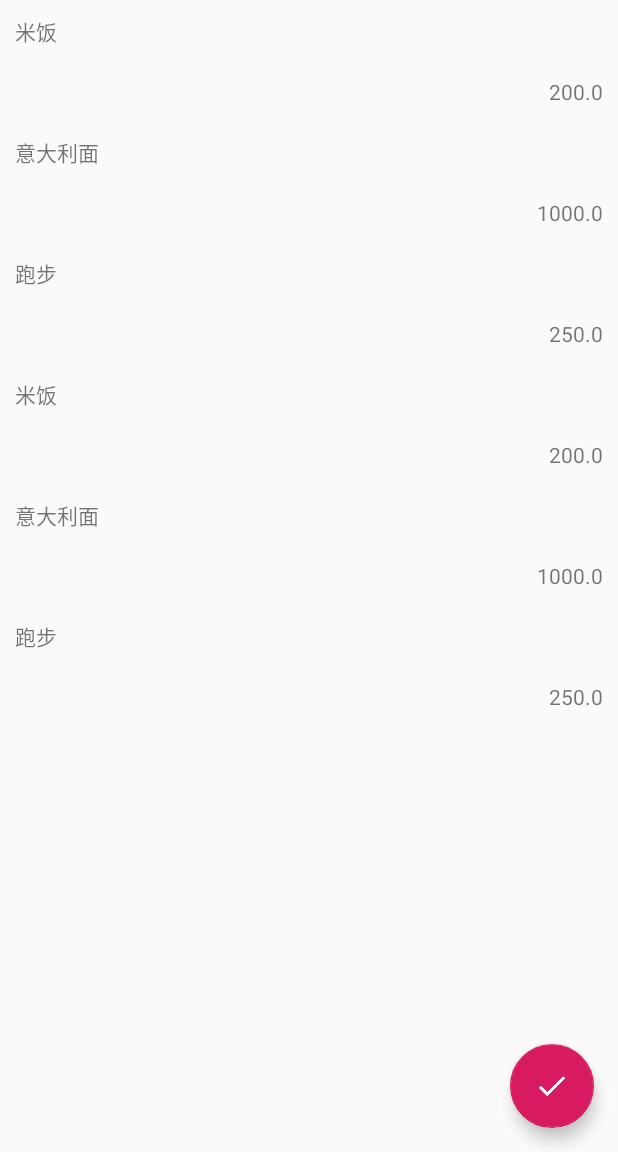
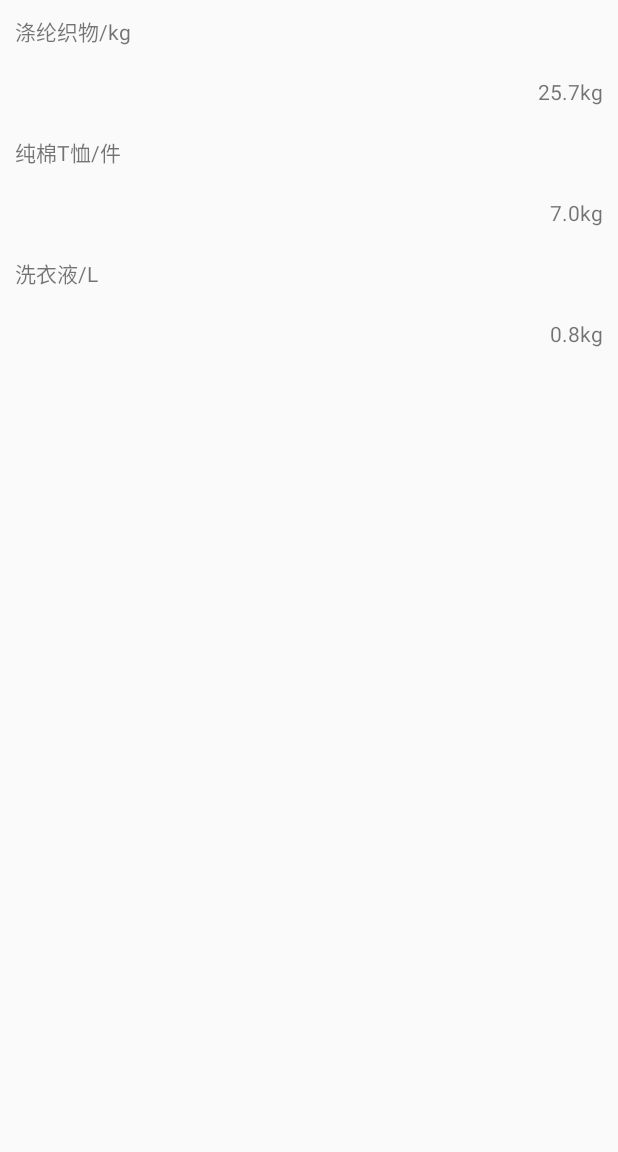
Before and after one commit to z1514/footMemory, an Android app: the screen it shows after launch (MainActivity), after a tap on an icon or button, on a phone screen of 412 x 824 dp, the part 84-1236 px from its top. Run offline under Robolectric (Android 15) with nearby library versions, the phone set to English and light mode, and no system bars; libraries missing offline, so code that uses them is left out: org.litepal.tablemanager.

Commit message:
实现添加菜单的视图以及添加按钮的功能

```diff
--- a/app/src/main/java/com/example/footmemory/AddListFragment.java
+++ b/app/src/main/java/com/example/footmemory/AddListFragment.java
@@ -8,12 +8,43 @@ import android.view.ViewGroup;
 import androidx.annotation.NonNull;
 import androidx.annotation.Nullable;
 import androidx.fragment.app.Fragment;
+import androidx.recyclerview.widget.LinearLayoutManager;
+import androidx.recyclerview.widget.RecyclerView;
+
+import com.example.footmemory.util.InnerItem;
+import com.example.footmemory.util.InnerItemAdapter;
+import com.google.android.material.floatingactionbutton.FloatingActionButton;
+
+import java.util.ArrayList;
+import java.util.List;
 
 public class AddListFragment extends Fragment {
+    private List<InnerItem> innerItemList = new ArrayList<>();
     @Nullable
     @Override
+
+
     public View onCreateView(@NonNull LayoutInflater inflater, @Nullable ViewGroup container, @Nullable Bundle savedInstanceState) {
         View view = inflater.inflate(R.layout.add_list_fragment,container,false);
+        initList();
+        RecyclerView recyclerView = (RecyclerView)view.findViewById(R.id.addlist_recycler_view);
+        //FloatingActionButton floatingActionButton = (FloatingActionButton)view.findViewById(R.id.fab);
+        LinearLayoutManager layoutManager = new LinearLayoutManager(getContext());
+        recyclerView.setLayoutManager(layoutManager);
+        final InnerItemAdapter adapter = new InnerItemAdapter(innerItemList);
+        recyclerView.setAdapter(adapter);
+
         return view;
     }
+
+    private void initList()
+    {
+        InnerItem innerItem1 = new InnerItem("涤纶织物/kg",25.7);
+        InnerItem innerItem2 = new InnerItem("纯棉T恤/件",7);
+        InnerItem innerItem3 = new InnerItem("洗衣液/L",0.8);
+        innerItemList.add(innerItem1);
+        innerItemList.add(innerItem2);
+        innerItemList.add(innerItem3);
+
+    }
 }
--- a/app/src/main/java/com/example/footmemory/MainActivity.java
+++ b/app/src/main/java/com/example/footmemory/MainActivity.java
@@ -14,10 +14,12 @@ import android.graphics.ColorSpace;
 import android.os.Bundle;
 import android.view.Menu;
 import android.view.MenuItem;
+import android.view.View;
 import android.widget.FrameLayout;
 import android.widget.Toast;
 
 import com.example.footmemory.util.TraceItem;
+import com.google.android.material.floatingactionbutton.FloatingActionButton;
 import com.google.android.material.navigation.NavigationView;
 
 import org.litepal.tablemanager.Connector;
@@ -39,6 +41,7 @@ public class MainActivity extends AppCompatActivity {
         mDrawerLayout = (DrawerLayout)findViewById(R.id.drawer_layout);
         NavigationView navView = (NavigationView)findViewById(R.id.nav_view);
         ActionBar actionBar = getSupportActionBar();
+        final FloatingActionButton floatingActionButton = (FloatingActionButton)findViewById(R.id.fab);
         replaceFragment(new MainContentFragment());
         //Connector.getDatabase();
         if(actionBar!=null)
@@ -57,6 +60,7 @@ public class MainActivity extends AppCompatActivity {
                         mDrawerLayout.closeDrawers();
                         break;
                     case R.id.nav_cal:
+                        //floatingActionButton.setVisibility(View.GONE);
                         replaceFragment(new AddListFragment());
                         mDrawerLayout.closeDrawers();
                         break;
@@ -99,7 +103,7 @@ public class MainActivity extends AppCompatActivity {
         return true;
     }
 
-    private void replaceFragment(Fragment fragment)
+    public void replaceFragment(Fragment fragment)
     {
         FragmentManager fragmentManager = getSupportFragmentManager();
         FragmentTransaction transaction = fragmentManager.beginTransaction();
--- a/app/src/main/java/com/example/footmemory/MainContentFragment.java
+++ b/app/src/main/java/com/example/footmemory/MainContentFragment.java
@@ -38,8 +38,12 @@ public class MainContentFragment extends Fragment {
         floatingActionButton.setOnClickListener(new View.OnClickListener() {
             @Override
             public void onClick(View view) {
-                initList();
-                adapter.notifyItemInserted(traceItemList.size()-1);
+                //initList();
+                //adapter.notifyItemInserted(traceItemList.size()-1);
+                //Thread.currentThread().sleep(1000);
+                MainActivity mainActivity=(MainActivity)getActivity();
+                mainActivity.replaceFragment(new AddListFragment());
+
             }
         });
         return view;
--- /dev/null
+++ b/app/src/main/java/com/example/footmemory/util/InnerItem.java
@@ -0,0 +1,29 @@
+package com.example.footmemory.util;
+
+public class InnerItem {
+
+    private String name;
+    private double base;
+    private String unit = "kg";
+
+    public InnerItem(String name,double base)
+    {
+        this.name = name;
+        this.base = base;
+    }
+    public String getName() {
+        return name;
+    }
+
+    public void setName(String name) {
+        this.name = name;
+    }
+
+    public double getBase() {
+        return base;
+    }
+
+    public void setBase(double base) {
+        this.base = base;
+    }
+}
--- /dev/null
+++ b/app/src/main/java/com/example/footmemory/util/InnerItemAdapter.java
@@ -0,0 +1,55 @@
+package com.example.footmemory.util;
+
+import android.view.LayoutInflater;
+import android.view.View;
+import android.view.ViewGroup;
+import android.widget.TextView;
+
+import androidx.annotation.NonNull;
+import androidx.recyclerview.widget.RecyclerView;
+
+import com.example.footmemory.R;
+
+import java.util.List;
+
+public class InnerItemAdapter extends RecyclerView.Adapter<InnerItemAdapter.ViewHolder>{
+    private List<InnerItem> mInnerList;
+    static class ViewHolder extends RecyclerView.ViewHolder{
+        TextView innerName;
+        TextView innerBase;
+
+        public ViewHolder(View view)
+        {
+            super(view);
+            innerName = (TextView)view.findViewById(R.id.inner_name);
+            innerBase = (TextView)view.findViewById(R.id.inner_base);
+        }
+
+
+    }
+    public InnerItemAdapter(List<InnerItem> innerList)
+    {
+        mInnerList = innerList;
+    }
+
+    @NonNull
+    @Override
+    public InnerItemAdapter.ViewHolder onCreateViewHolder(@NonNull ViewGroup parent, int viewType) {
+        View view = LayoutInflater.from(parent.getContext()).inflate(R.layout.inner_item,parent,false);
+        InnerItemAdapter.ViewHolder holder = new InnerItemAdapter.ViewHolder(view);
+        return holder;
+    }
+
+    @Override
+    public void onBindViewHolder(@NonNull InnerItemAdapter.ViewHolder holder, int position) {
+        InnerItem innerItem = mInnerList.get(position);
+        holder.innerName.setText(innerItem.getName());
+        holder.innerBase.setText(innerItem.getBase()+"kg");
+
+    }
+
+    @Override
+    public int getItemCount() {
+        return mInnerList.size();
+    }
+}
--- a/app/src/main/res/layout/add_list_fragment.xml
+++ b/app/src/main/res/layout/add_list_fragment.xml
@@ -1,12 +1,12 @@
 <?xml version="1.0" encoding="utf-8"?>
-<LinearLayout xmlns:android="http://schemas.android.com/apk/res/android"
+<androidx.coordinatorlayout.widget.CoordinatorLayout xmlns:android="http://schemas.android.com/apk/res/android"
     android:orientation="vertical" android:layout_width="match_parent"
     android:layout_height="match_parent">
 
-    <TextView
-        android:layout_width="wrap_content"
-        android:layout_height="wrap_content"
-        android:layout_gravity="center"
-        android:text="添加列表部分"/>
+    <androidx.recyclerview.widget.RecyclerView
+        android:id="@+id/addlist_recycler_view"
+        android:layout_width="match_parent"
+        android:layout_height="match_parent" />
 
-</LinearLayout>
+
+</androidx.coordinatorlayout.widget.CoordinatorLayout>
--- /dev/null
+++ b/app/src/main/res/layout/inner_item.xml
@@ -0,0 +1,24 @@
+<?xml version="1.0" encoding="utf-8"?>
+<LinearLayout xmlns:android="http://schemas.android.com/apk/res/android"
+    android:orientation="vertical" android:layout_width="match_parent"
+    android:layout_height="wrap_content">
+
+    <TextView
+        android:id="@+id/inner_name"
+        android:layout_width="wrap_content"
+        android:layout_height="wrap_content"
+        android:layout_gravity="left"
+        android:layout_marginLeft="10dp"
+        android:layout_marginBottom="10dp"
+        android:layout_marginTop="10dp"/>
+
+    <TextView
+        android:id="@+id/inner_base"
+        android:layout_width="wrap_content"
+        android:layout_height="wrap_content"
+        android:layout_gravity="right"
+        android:layout_marginRight="10dp"
+        android:layout_marginBottom="10dp"
+        android:layout_marginTop="10dp" />
+
+</LinearLayout>
```
